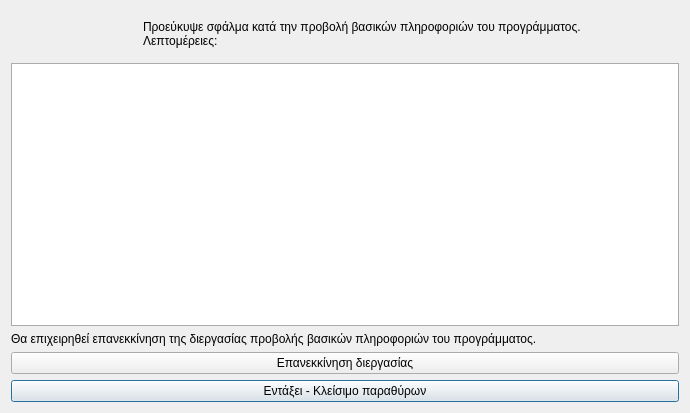
Above: ui/menu-4/program-abstract-information/error.ui from el07694/papinhio-player before the change. Below: the same form after it.
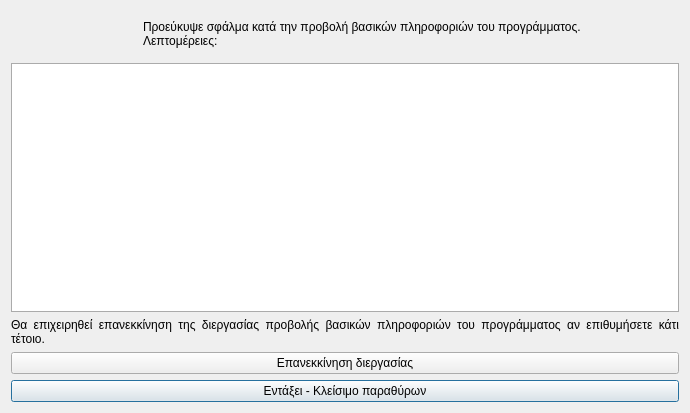
That is the form after the change. Icons and pictures are not drawn.

```diff
--- a/ui/menu-4/program-abstract-information/error.ui
+++ b/ui/menu-4/program-abstract-information/error.ui
@@ -66,11 +66,14 @@
    <item row="2" column="0">
     <widget class="QLabel" name="label_2">
      <property name="text">
-      <string>Θα επιχειρηθεί επανεκκίνηση της διεργασίας προβολής βασικών πληροφοριών του προγράμματος.</string>
+      <string>Θα επιχειρηθεί επανεκκίνηση της διεργασίας προβολής βασικών πληροφοριών του προγράμματος αν επιθυμήσετε κάτι τέτοιο.</string>
      </property>
      <property name="alignment">
       <set>Qt::AlignJustify|Qt::AlignVCenter</set>
      </property>
+     <property name="wordWrap">
+      <bool>true</bool>
+     </property>
     </widget>
    </item>
    <item row="1" column="0">
```
